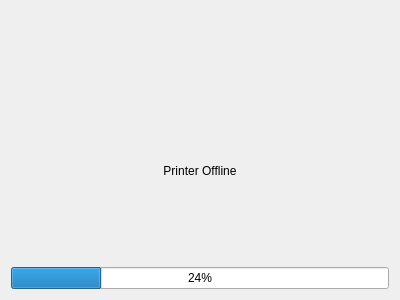
Before: the Qt Designer form pages/printer/offline/printerofflinescreen.ui in DigitalArtifex/Flo, drawn with Qt 5.
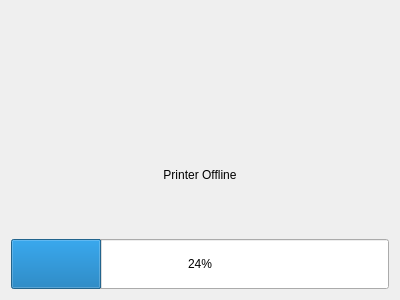
After: the same form once the commit is applied.

```diff
--- a/pages/printer/offline/printerofflinescreen.ui
+++ b/pages/printer/offline/printerofflinescreen.ui
@@ -27,16 +27,6 @@
      </property>
     </spacer>
    </item>
-   <item row="3" column="1">
-    <widget class="QLabel" name="label">
-     <property name="text">
-      <string>Printer Offline</string>
-     </property>
-     <property name="alignment">
-      <set>Qt::AlignCenter</set>
-     </property>
-    </widget>
-   </item>
    <item row="2" column="2">
     <spacer name="horizontalSpacer_2">
      <property name="orientation">
@@ -67,14 +57,14 @@
     <widget class="QLabel" name="printerOfflineIcon">
      <property name="minimumSize">
       <size>
-       <width>64</width>
-       <height>64</height>
+       <width>100</width>
+       <height>100</height>
       </size>
      </property>
      <property name="maximumSize">
       <size>
-       <width>64</width>
-       <height>64</height>
+       <width>100</width>
+       <height>100</height>
       </size>
      </property>
      <property name="text">
@@ -100,11 +90,30 @@
    </item>
    <item row="5" column="0" colspan="3">
     <widget class="QProgressBar" name="progressBar">
+     <property name="minimumSize">
+      <size>
+       <width>0</width>
+       <height>50</height>
+      </size>
+     </property>
      <property name="value">
       <number>24</number>
      </property>
     </widget>
    </item>
+   <item row="3" column="0" colspan="3">
+    <widget class="QLabel" name="label">
+     <property name="text">
+      <string>Printer Offline</string>
+     </property>
+     <property name="alignment">
+      <set>Qt::AlignCenter</set>
+     </property>
+     <property name="indent">
+      <number>0</number>
+     </property>
+    </widget>
+   </item>
   </layout>
  </widget>
  <resources/>
```
Left out of the diff: 3 changed lines with no effect on the pictures.
